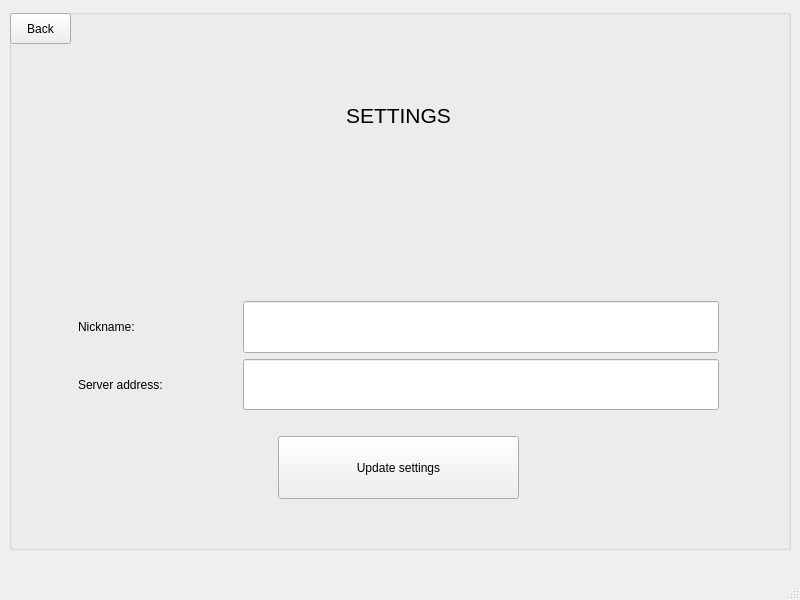
This is client/views/settingsview.ui in cavoke-project/cavoke as Qt 5 draws it before an edit. The edited form follows.
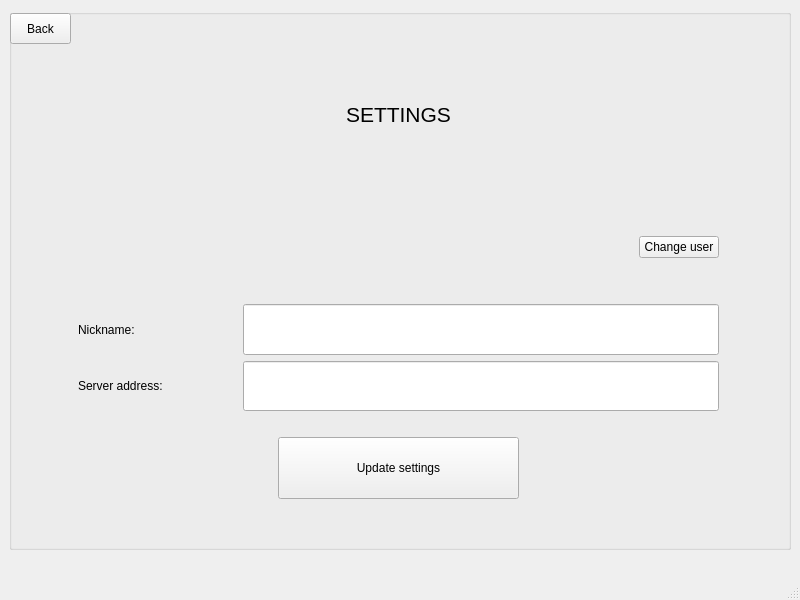
This is the edited form.

Commit message: [client/auth] fix race condition + add relogin button

```diff
--- a/client/views/settingsview.ui
+++ b/client/views/settingsview.ui
@@ -158,6 +158,30 @@
         </item>
        </layout>
       </item>
+      <item row="1" column="1">
+       <layout class="QHBoxLayout" name="horizontalLayout_2">
+        <item>
+         <spacer name="horizontalSpacer">
+          <property name="orientation">
+           <enum>Qt::Horizontal</enum>
+          </property>
+          <property name="sizeHint" stdset="0">
+           <size>
+            <width>40</width>
+            <height>20</height>
+           </size>
+          </property>
+         </spacer>
+        </item>
+        <item>
+         <widget class="QPushButton" name="reloginButton">
+          <property name="text">
+           <string>Change user</string>
+          </property>
+         </widget>
+        </item>
+       </layout>
+      </item>
      </layout>
     </widget>
    </widget>
```
The commit also changes 7 other files.
